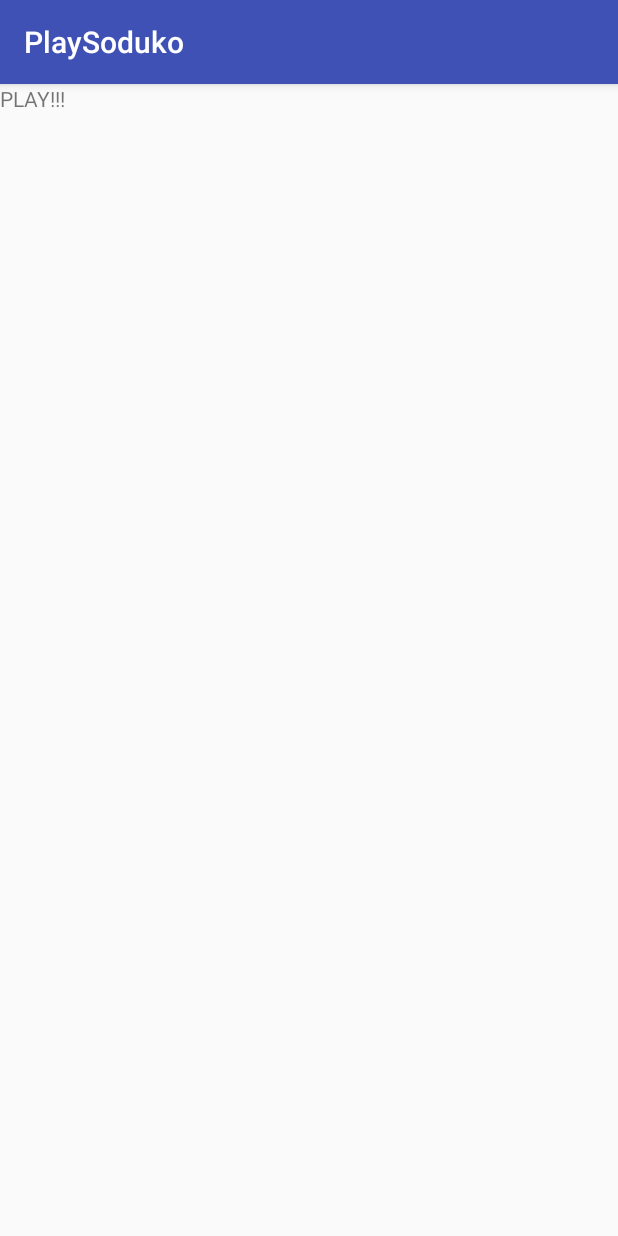
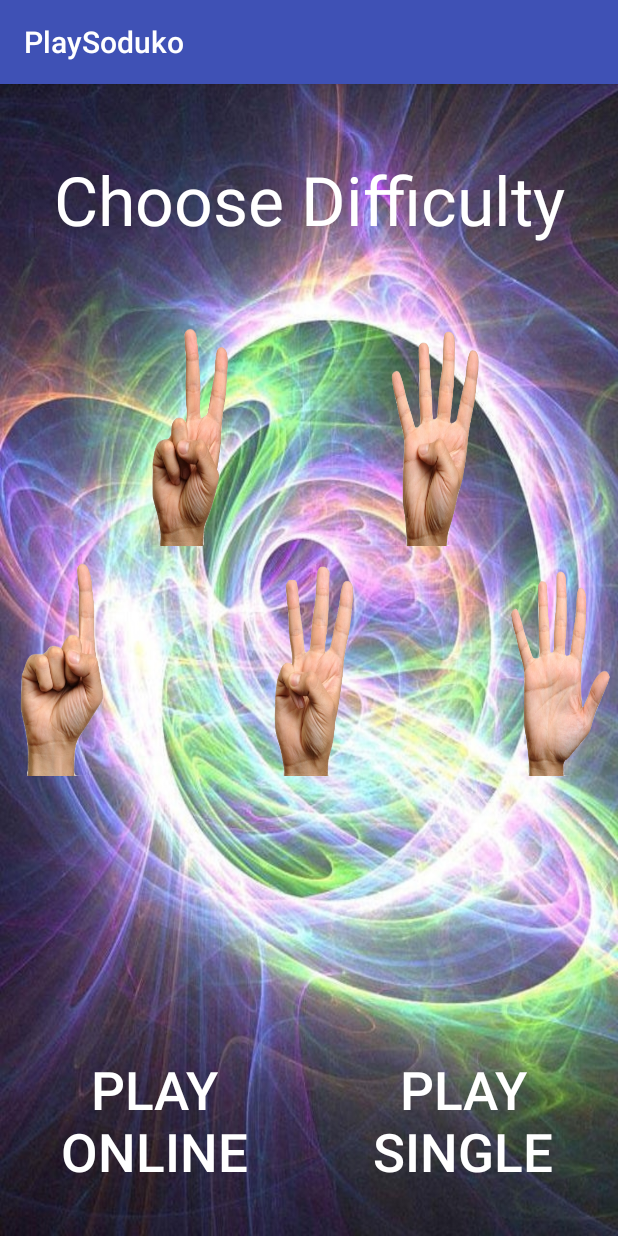
Before and after one commit to ayushr2/PlaySoduko, an Android app: the Play screen opened directly, with no data from a screen before it, on a phone screen of 412 x 824 dp. Run offline under Robolectric (Android 15) with nearby library versions, the phone set to English and light mode, and no system bars.

Commit message:
play option interface

```diff
--- a/PlaySoduko/app/src/main/java/com/example/playsoduko/playsoduko/Play.java
+++ b/PlaySoduko/app/src/main/java/com/example/playsoduko/playsoduko/Play.java
@@ -11,9 +11,63 @@ import android.view.View;
 import android.widget.Button;
 
 public class Play extends AppCompatActivity {
+
+    Button currentlySelected = null;
     @Override
     protected void onCreate(Bundle savedInstanceState) {
         super.onCreate(savedInstanceState);
         setContentView(R.layout.play_layout);
+        final Button oneDif = (Button) findViewById(R.id.one);
+        final Button twoDif = (Button) findViewById(R.id.two);
+        final Button threeDif = (Button) findViewById(R.id.three);
+        final Button fourDif = (Button) findViewById(R.id.four);
+        final Button fiveDif = (Button) findViewById(R.id.five);
+
+        oneDif.setOnClickListener(new View.OnClickListener() {
+            @Override
+            public void onClick(View v) {
+                oneDif.setPressed(true);
+                if(currentlySelected != null)
+                    currentlySelected.setPressed(false);
+                currentlySelected = oneDif;
+            }
+        });
+        twoDif.setOnClickListener(new View.OnClickListener() {
+            @Override
+            public void onClick(View v) {
+                twoDif.setPressed(true);
+                if(currentlySelected != null)
+                    currentlySelected.setPressed(false);
+                currentlySelected = twoDif;
+            }
+        });
+        threeDif.setOnClickListener(new View.OnClickListener() {
+            @Override
+            public void onClick(View v) {
+                threeDif.setPressed(true);
+                if(currentlySelected != null)
+                    currentlySelected.setPressed(false);
+                currentlySelected = threeDif;
+            }
+        });
+        fourDif.setOnClickListener(new View.OnClickListener() {
+            @Override
+            public void onClick(View v) {
+                fourDif.setPressed(true);
+                if(currentlySelected != null)
+                    currentlySelected.setPressed(false);
+                currentlySelected = fourDif;
+            }
+        });
+        fiveDif.setOnClickListener(new View.OnClickListener() {
+            @Override
+            public void onClick(View v) {
+                fiveDif.setPressed(true);
+                if(currentlySelected != null)
+                    currentlySelected.setPressed(false);
+                currentlySelected = fiveDif;
+            }
+        });
+
     }
 }
--- a/PlaySoduko/app/src/main/res/layout/play_layout.xml
+++ b/PlaySoduko/app/src/main/res/layout/play_layout.xml
@@ -1,9 +1,106 @@
 <?xml version="1.0" encoding="utf-8"?>
 <LinearLayout xmlns:android="http://schemas.android.com/apk/res/android"
     android:orientation="vertical" android:layout_width="match_parent"
-    android:layout_height="match_parent">
+    android:layout_height="match_parent"
+    android:background="@drawable/playBack"
+    android:weightSum="5">
     <TextView
         android:layout_width="match_parent"
         android:layout_height="match_parent"
-        android:text="PLAY!!!"/>
+        android:text="Choose Difficulty"
+        android:textAlignment="center"
+        android:gravity="center"
+        android:textSize="45sp"
+        android:textColor="@color/white"
+        android:layout_weight="1"/>
+    <LinearLayout
+        android:layout_width="match_parent"
+        android:layout_height="match_parent"
+        android:orientation="horizontal"
+        android:layout_weight="1"
+        android:weightSum="5">
+        <Space
+            android:layout_width="match_parent"
+            android:layout_height="match_parent"
+            android:layout_weight="1"/>
+        <Button
+            android:layout_width="match_parent"
+            android:layout_height="match_parent"
+            android:layout_weight="1"
+            android:background="@drawable/two"
+            android:id="@+id/two"/>
+        <Space
+            android:layout_width="match_parent"
+            android:layout_height="match_parent"
+            android:layout_weight="1"/>
+        <Button
+            android:layout_width="match_parent"
+            android:layout_height="match_parent"
+            android:layout_weight="1"
+            android:background="@drawable/four"
+            android:id="@+id/four"/>
+        <Space
+            android:layout_width="match_parent"
+            android:layout_height="match_parent"
+            android:layout_weight="1"/>
+    </LinearLayout>
+    <LinearLayout
+        android:layout_width="match_parent"
+        android:layout_height="match_parent"
+        android:orientation="horizontal"
+        android:layout_weight="1"
+        android:weightSum="5">
+        <Button
+            android:layout_width="match_parent"
+            android:layout_height="match_parent"
+            android:layout_weight="1"
+            android:id="@+id/one"
+            android:background="@drawable/one"/>
+        <Space
+            android:layout_width="match_parent"
+            android:layout_height="match_parent"
+            android:layout_weight="1"/>
+        <Button
+            android:layout_width="match_parent"
+            android:layout_height="match_parent"
+            android:layout_weight="1"
+            android:id="@+id/three"
+            android:background="@drawable/three"/>
+        <Space
+            android:layout_width="match_parent"
+            android:layout_height="match_parent"
+            android:layout_weight="1"/>
+        <Button
+            android:layout_width="match_parent"
+            android:layout_height="match_parent"
+            android:layout_weight="1"
+            android:id="@+id/five"
+            android:background="@drawable/five"/>
+    </LinearLayout>
+    <Space
+        android:layout_width="match_parent"
+        android:layout_height="match_parent"
+        android:layout_weight="1"/>
+    <LinearLayout
+        android:layout_width="match_parent"
+        android:layout_height="match_parent"
+        android:layout_weight="1"
+        android:weightSum="2">
+        <Button
+            android:layout_width="match_parent"
+            android:layout_height="match_parent"
+            android:layout_weight="1"
+            android:background="@color/transparent"
+            android:textColor="@color/white"
+            android:textSize="35sp"
+            android:text="PLAY ONLINE"/>
+        <Button
+            android:layout_width="match_parent"
+            android:layout_height="match_parent"
+            android:layout_weight="1"
+            android:background="@color/transparent"
+            android:textColor="@color/white"
+            android:textSize="35sp"
+            android:text="PLAY SINGLE"/>
+    </LinearLayout>
 </LinearLayout>
--- a/PlaySoduko/app/src/main/res/values/colors.xml
+++ b/PlaySoduko/app/src/main/res/values/colors.xml
@@ -7,4 +7,5 @@
     <color name="white">#FFFFFF</color>
     <color name="green">#04F314</color>
     <color name="red">#FF5414</color>
+    <color name="transparent">#00ffffff</color>
 </resources>
```
Also changed, not shown: PlaySoduko/app/src/main/res/drawable/five.png (added), PlaySoduko/app/src/main/res/drawable/four.png (added), PlaySoduko/app/src/main/res/drawable/one.png (added), PlaySoduko/app/src/main/res/drawable/playBack.jpg (added), PlaySoduko/app/src/main/res/drawable/three.png (added), PlaySoduko/app/src/main/res/drawable/two.png (added).
